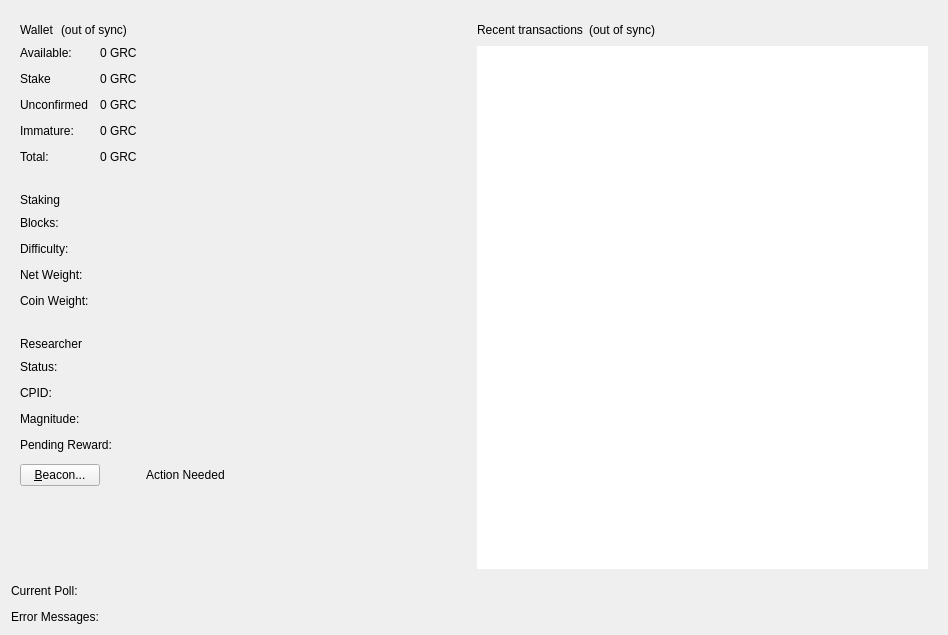
The window that src/qt/forms/overviewpage.ui (gridcoin-community/Gridcoin-Research) describes before a commit, drawn with Qt 5.
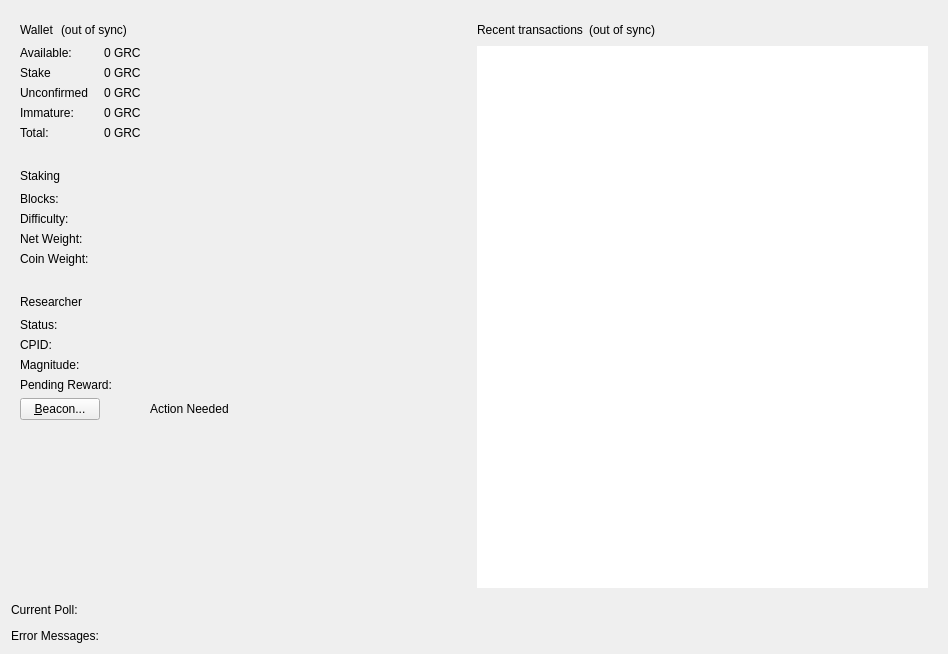
The same window after the commit. Icons and pictures are not drawn. Custom widgets are drawn as their Qt base class.

Commit message: gui: Stylesheet changes: default font-size, overview page labels, vertical spacing  - Default font-size: 11pt  - Overview Page: Labels to font-weight: 550  - Overview Page: Vertical spacing 6

```diff
--- a/src/qt/forms/overviewpage.ui
+++ b/src/qt/forms/overviewpage.ui
@@ -7,7 +7,7 @@
     <x>0</x>
     <y>0</y>
     <width>948</width>
-    <height>635</height>
+    <height>654</height>
    </rect>
   </property>
   <property name="sizePolicy">
@@ -109,10 +109,10 @@
              <enum>QFormLayout::AllNonFixedFieldsGrow</enum>
             </property>
             <property name="horizontalSpacing">
-             <number>12</number>
+             <number>16</number>
             </property>
             <property name="verticalSpacing">
-             <number>12</number>
+             <number>6</number>
             </property>
             <item row="0" column="0">
              <widget class="QLabel" name="availableLabel">
@@ -277,10 +277,10 @@
              <enum>QFormLayout::AllNonFixedFieldsGrow</enum>
             </property>
             <property name="horizontalSpacing">
-             <number>12</number>
+             <number>16</number>
             </property>
             <property name="verticalSpacing">
-             <number>12</number>
+             <number>6</number>
             </property>
             <item row="0" column="0">
              <widget class="QLabel" name="blocksTextLabel">
@@ -404,10 +404,10 @@
              <enum>QFormLayout::AllNonFixedFieldsGrow</enum>
             </property>
             <property name="horizontalSpacing">
-             <number>12</number>
+             <number>16</number>
             </property>
             <property name="verticalSpacing">
-             <number>12</number>
+             <number>6</number>
             </property>
             <item row="0" column="0">
              <widget class="QLabel" name="statusTextLabel">
```
The commit also changes 3 other files.
